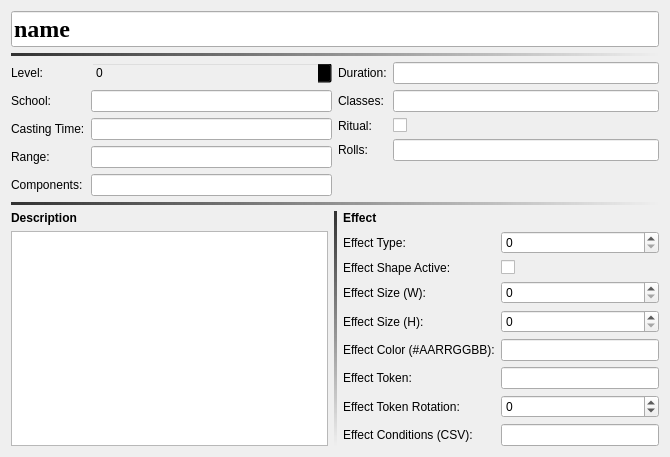
Above: DMHelper/src/resources/ui/spellbook5e.ui from MMetze/DMHelper before the change. Below: the same form after it.
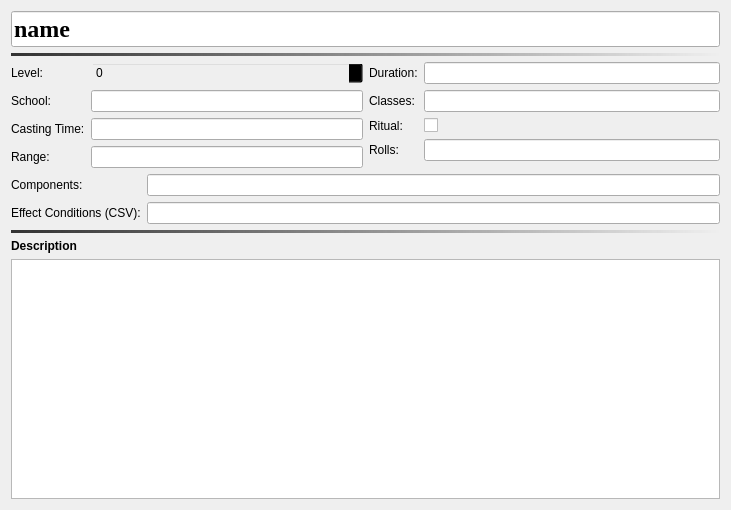
That is the form after the change. Icons and pictures are not drawn.

Commit message: Improvements on spellbook template

Patch:
```diff
--- a/DMHelper/src/resources/ui/spellbook5e.ui
+++ b/DMHelper/src/resources/ui/spellbook5e.ui
@@ -6,14 +6,14 @@
    <rect>
     <x>0</x>
     <y>0</y>
-    <width>670</width>
-    <height>446</height>
+    <width>731</width>
+    <height>510</height>
    </rect>
   </property>
   <property name="styleSheet">
    <string notr="true">background-image: url(:/img/data/parchment.jpg);</string>
   </property>
-  <layout class="QVBoxLayout" name="verticalLayout_3">
+  <layout class="QVBoxLayout" name="verticalLayout_2">
    <item>
     <widget class="QLineEdit" name="name">
      <property name="sizePolicy">
@@ -125,20 +125,6 @@
          </property>
         </widget>
        </item>
-       <item row="4" column="0">
-        <widget class="QLabel" name="lblComponents">
-         <property name="text">
-          <string>Components:</string>
-         </property>
-        </widget>
-       </item>
-       <item row="4" column="1">
-        <widget class="QLineEdit" name="edtComponents">
-         <property name="dmhValue" stdset="0">
-          <string>components</string>
-         </property>
-        </widget>
-       </item>
       </layout>
      </item>
      <item>
@@ -209,6 +195,38 @@
      </item>
     </layout>
    </item>
+   <item>
+    <layout class="QFormLayout" name="formLayout_4">
+     <item row="0" column="0">
+      <widget class="QLabel" name="lblComponents">
+       <property name="text">
+        <string>Components:</string>
+       </property>
+      </widget>
+     </item>
+     <item row="0" column="1">
+      <widget class="QLineEdit" name="edtComponents">
+       <property name="dmhValue" stdset="0">
+        <string>components</string>
+       </property>
+      </widget>
+     </item>
+     <item row="1" column="0">
+      <widget class="QLabel" name="lblEffectConditions">
+       <property name="text">
+        <string>Effect Conditions (CSV):</string>
+       </property>
+      </widget>
+     </item>
+     <item row="1" column="1">
+      <widget class="QLineEdit" name="edtEffectConditions">
+       <property name="dmhValue" stdset="0">
+        <string>effect_conditions</string>
+       </property>
+      </widget>
+     </item>
+    </layout>
+   </item>
    <item>
     <widget class="Line" name="line_2">
      <property name="styleSheet">
@@ -229,223 +247,28 @@
     </widget>
    </item>
    <item>
-    <layout class="QHBoxLayout" name="horizontalLayout">
+    <layout class="QVBoxLayout" name="verticalLayout">
      <item>
-      <layout class="QVBoxLayout" name="verticalLayout">
-       <item>
-        <widget class="QLabel" name="lblDescription">
-         <property name="font">
-          <font>
-           <bold>true</bold>
-          </font>
-         </property>
-         <property name="text">
-          <string>Description</string>
-         </property>
-        </widget>
-       </item>
-       <item>
-        <widget class="QTextEdit" name="txtDescription">
-         <property name="markdown">
-          <string/>
-         </property>
-         <property name="dmhValue" stdset="0">
-          <string>description</string>
-         </property>
-        </widget>
-       </item>
-      </layout>
-     </item>
-     <item>
-      <widget class="Line" name="line_3">
-       <property name="styleSheet">
-        <string notr="true">background-color: qlineargradient(spread:pad, x1:0, y1:0, x2:0, y2:1, stop:0 rgba(50, 50, 50, 255), stop:1 rgba(50, 50, 50, 0));</string>
+      <widget class="QLabel" name="lblDescription">
+       <property name="font">
+        <font>
+         <bold>true</bold>
+        </font>
        </property>
-       <property name="frameShadow">
-        <enum>QFrame::Shadow::Plain</enum>
+       <property name="text">
+        <string>Description</string>
        </property>
-       <property name="lineWidth">
-        <number>-1</number>
-       </property>
-       <property name="orientation">
-        <enum>Qt::Orientation::Vertical</enum>
-       </property>
       </widget>
      </item>
      <item>
-      <layout class="QVBoxLayout" name="verticalLayout_2">
-       <item>
-        <layout class="QFormLayout" name="formLayout">
-         <item row="0" column="0">
-          <widget class="QLabel" name="lblEffectHeader">
-           <property name="font">
-            <font>
-             <bold>true</bold>
-            </font>
-           </property>
-           <property name="text">
-            <string>Effect</string>
-           </property>
-          </widget>
-         </item>
-         <item row="1" column="0">
-          <widget class="QLabel" name="lblEffectType">
-           <property name="text">
-            <string>Effect Type:</string>
-           </property>
-          </widget>
-         </item>
-         <item row="1" column="1">
-          <widget class="QSpinBox" name="spnEffectType">
-           <property name="styleSheet">
-            <string notr="true">background-image: url(:/img/data/parchment.jpg);</string>
-           </property>
-           <property name="minimum">
-            <number>0</number>
-           </property>
-           <property name="maximum">
-            <number>16</number>
-           </property>
-           <property name="dmhValue" stdset="0">
-            <string>effect_type</string>
-           </property>
-          </widget>
-         </item>
-         <item row="2" column="0">
-          <widget class="QLabel" name="lblEffectShape">
-           <property name="text">
-            <string>Effect Shape Active:</string>
-           </property>
-          </widget>
-         </item>
-         <item row="2" column="1">
-          <widget class="QCheckBox" name="chkEffectShape">
-           <property name="text">
-            <string/>
-           </property>
-           <property name="dmhValue" stdset="0">
-            <string>effect_shape_active</string>
-           </property>
-          </widget>
-         </item>
-         <item row="3" column="0">
-          <widget class="QLabel" name="lblEffectSizeW">
-           <property name="text">
-            <string>Effect Size (W):</string>
-           </property>
-          </widget>
-         </item>
-         <item row="3" column="1">
-          <widget class="QSpinBox" name="spnEffectSizeW">
-           <property name="minimum">
-            <number>0</number>
-           </property>
-           <property name="maximum">
-            <number>1000</number>
-           </property>
-           <property name="dmhValue" stdset="0">
-            <string>effect_size_w</string>
-           </property>
-          </widget>
-         </item>
-         <item row="4" column="0">
-          <widget class="QLabel" name="lblEffectSizeH">
-           <property name="text">
-            <string>Effect Size (H):</string>
-           </property>
-          </widget>
-         </item>
-         <item row="4" column="1">
-          <widget class="QSpinBox" name="spnEffectSizeH">
-           <property name="minimum">
-            <number>0</number>
-           </property>
-           <property name="maximum">
-            <number>1000</number>
-           </property>
-           <property name="dmhValue" stdset="0">
-            <string>effect_size_h</string>
-           </property>
-          </widget>
-         </item>
-         <item row="5" column="0">
-          <widget class="QLabel" name="lblEffectColor">
-           <property name="text">
-            <string>Effect Color (#AARRGGBB):</string>
-           </property>
-          </widget>
-         </item>
-         <item row="5" column="1">
-          <widget class="QLineEdit" name="edtEffectColor">
-           <property name="dmhValue" stdset="0">
-            <string>effect_color</string>
-           </property>
-          </widget>
-         </item>
-         <item row="6" column="0">
-          <widget class="QLabel" name="lblEffectToken">
-           <property name="text">
-            <string>Effect Token:</string>
-           </property>
-          </widget>
-         </item>
-         <item row="6" column="1">
-          <widget class="QLineEdit" name="edtEffectToken">
-           <property name="dmhValue" stdset="0">
-            <string>effect_token</string>
-           </property>
-          </widget>
-         </item>
-         <item row="7" column="0">
-          <widget class="QLabel" name="lblEffectTokenRot">
-           <property name="text">
-            <string>Effect Token Rotation:</string>
-           </property>
-          </widget>
-         </item>
-         <item row="7" column="1">
-          <widget class="QSpinBox" name="spnEffectTokenRot">
-           <property name="minimum">
-            <number>-360</number>
-           </property>
-           <property name="maximum">
-            <number>360</number>
-           </property>
-           <property name="dmhValue" stdset="0">
-            <string>effect_token_rotation</string>
-           </property>
-          </widget>
-         </item>
-         <item row="8" column="0">
-          <widget class="QLabel" name="lblEffectConditions">
-           <property name="text">
-            <string>Effect Conditions (CSV):</string>
-           </property>
-          </widget>
-         </item>
-         <item row="8" column="1">
-          <widget class="QLineEdit" name="edtEffectConditions">
-           <property name="dmhValue" stdset="0">
-            <string>effect_conditions</string>
-           </property>
-          </widget>
-         </item>
-        </layout>
-       </item>
-       <item>
-        <spacer name="verticalSpacer">
-         <property name="orientation">
-          <enum>Qt::Orientation::Vertical</enum>
-         </property>
-         <property name="sizeHint" stdset="0">
-          <size>
-           <width>20</width>
-           <height>40</height>
-          </size>
-         </property>
-        </spacer>
-       </item>
-      </layout>
+      <widget class="QTextEdit" name="txtDescription">
+       <property name="markdown">
+        <string/>
+       </property>
+       <property name="dmhValue" stdset="0">
+        <string>description</string>
+       </property>
+      </widget>
      </item>
     </layout>
    </item>
```
The commit also changes 18 other files.
